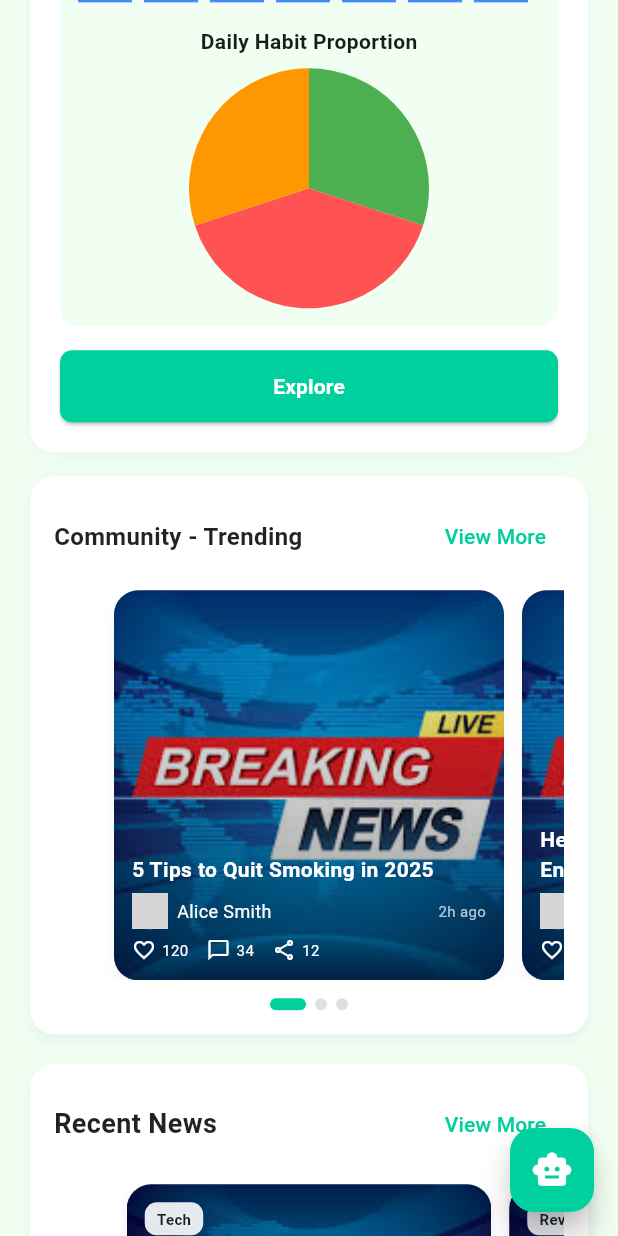
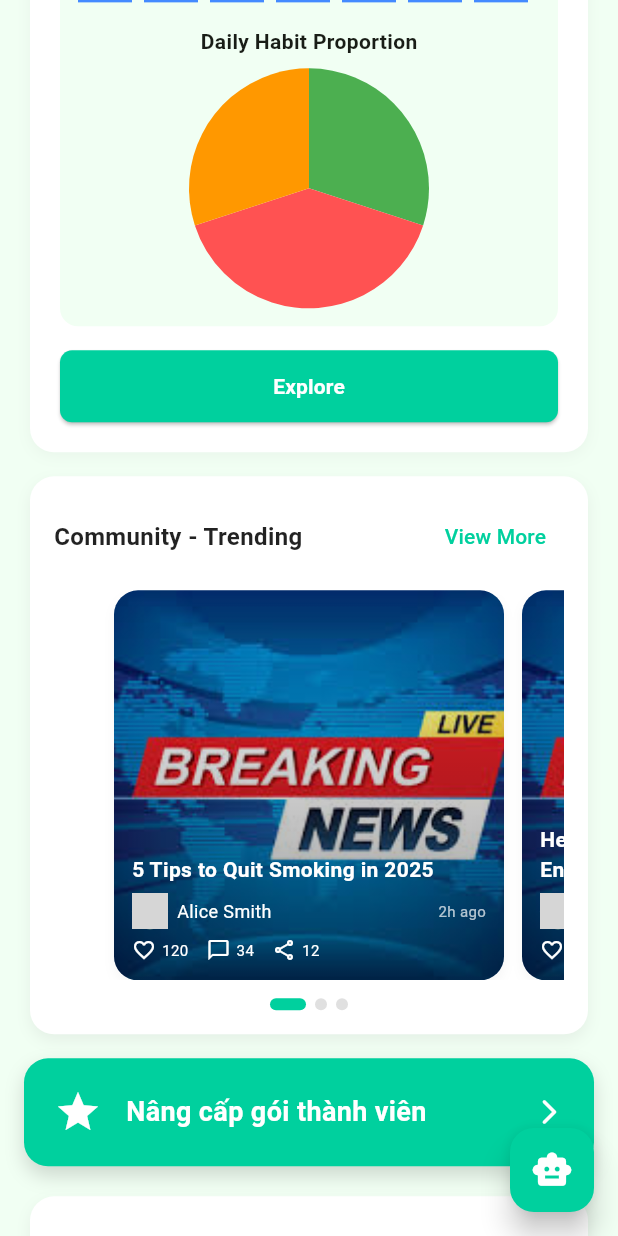
Before and after one commit to Smart-Smoking-Cessation-Platform/SmartQuitIoT-Mobile, a Flutter app: the HomeScreen screen opened by its route, scrolled down 2880 dp, on a phone screen of 412 x 824 dp. Run offline on Flutter 3.47's test engine with Material 3 defaults, Android fonts, the phone set to English and light mode, and no system bars; drawn by our look-alikes of smooth_page_indicator; our stand-ins replace another_flushbar, app_links, easy_localization, flutter_dotenv, flutter_riverpod, flutter_svg and 9 more; missing offline and left inert: agora_rtc_engine, health; accounts and stored records are empty; network calls fail; project files that could hold a hidden picture were left out; grey boxes are pictures that could not be loaded.

```diff
--- a/smartquitiot/lib/views/screens/common/home_screen.dart
+++ b/smartquitiot/lib/views/screens/common/home_screen.dart
@@ -1,6 +1,7 @@
 import 'package:SmartQuitIoT/views/screens/achievements/achievements_card.dart';
 import 'package:SmartQuitIoT/views/screens/appointments/coach_appointment_card.dart';
 import 'package:SmartQuitIoT/views/screens/common/common.dart';
+import 'package:SmartQuitIoT/views/screens/common/membership_shortcut_card.dart';
 import 'package:flutter/material.dart';
 import 'package:SmartQuitIoT/views/widgets/headers/home_header.dart';
 import 'package:SmartQuitIoT/views/widgets/cards/smoke_free_timer_card.dart';
@@ -35,6 +36,7 @@ class HomeScreen extends StatelessWidget {
               TodayMissionCard(),
               AnalysisCard(),
               CommunityTrendingCard(),
+              MembershipShortcutCard(),
               RecentNewsCard(),
             ],
           ),
--- /dev/null
+++ b/smartquitiot/lib/views/screens/common/membership_shortcut_card.dart
@@ -0,0 +1,53 @@
+// lib/views/widgets/cards/membership_shortcut_card.dart
+
+import 'package:flutter/material.dart';
+
+import '../payment/premium_membership_screen.dart';
+
+class MembershipShortcutCard extends StatelessWidget {
+  const MembershipShortcutCard({super.key});
+
+  @override
+  Widget build(BuildContext context) {
+    return GestureDetector(
+      onTap: () {
+        Navigator.push(
+          context,
+          MaterialPageRoute(builder: (_) => const PremiumMembershipScreen()),
+        );
+      },
+      child: Container(
+        margin: const EdgeInsets.symmetric(horizontal: 16, vertical: 8),
+        padding: const EdgeInsets.all(20),
+        decoration: BoxDecoration(
+          color: const Color(0xFF00D09E),
+          borderRadius: BorderRadius.circular(16),
+          boxShadow: [
+            BoxShadow(
+              color: Colors.black.withOpacity(0.15),
+              blurRadius: 10,
+              offset: const Offset(0, 6),
+            ),
+          ],
+        ),
+        child: Row(
+          children: const [
+            Icon(Icons.star, color: Colors.white, size: 32),
+            SizedBox(width: 16),
+            Expanded(
+              child: Text(
+                'Nâng cấp gói thành viên',
+                style: TextStyle(
+                  color: Colors.white,
+                  fontSize: 18,
+                  fontWeight: FontWeight.bold,
+                ),
+              ),
+            ),
+            Icon(Icons.arrow_forward_ios_rounded, color: Colors.white, size: 20),
+          ],
+        ),
+      ),
+    );
+  }
+}
--- a/smartquitiot/lib/views/screens/payment/premium_membership_screen.dart
+++ b/smartquitiot/lib/views/screens/payment/premium_membership_screen.dart
@@ -4,9 +4,7 @@ import 'package:flutter_riverpod/flutter_riverpod.dart';
 import 'package:intl/intl.dart';
 import '../../../models/state/membership_state.dart';
 import '../../../providers/membership_provider.dart';
-// SỬA Ở ĐÂY: Import màn hình chọn kỳ hạn
 import 'plan_selection_screen.dart';
-// import 'payment_options_screen.dart'; // Dòng này có thể không cần nữa
 
 class PremiumMembershipScreen extends ConsumerWidget {
   const PremiumMembershipScreen({super.key});
--- a/smartquitiot/pubspec.yaml
+++ b/smartquitiot/pubspec.yaml
@@ -61,6 +61,8 @@ dependencies:
   qr: ^3.0.2
   url_launcher: ^6.3.2
   qr_flutter: ^4.1.0
+  app_links: ^6.4.1
+
 
 dev_dependencies:
   flutter_test:
```
Also changed, not shown: smartquitiot/lib/main.dart (+83 -14 lines), smartquitiot/lib/services/membership_service.dart (+9 -1 lines), smartquitiot/lib/views/screens/authentication/login_screen.dart (+4 -3 lines), smartquitiot/lib/views/screens/payment/payment_link_listener.dart (added, +49 -0 lines), smartquitiot/lib/views/screens/payment/payment_success_screen.dart (added, +53 -0 lines), 1 other file.
